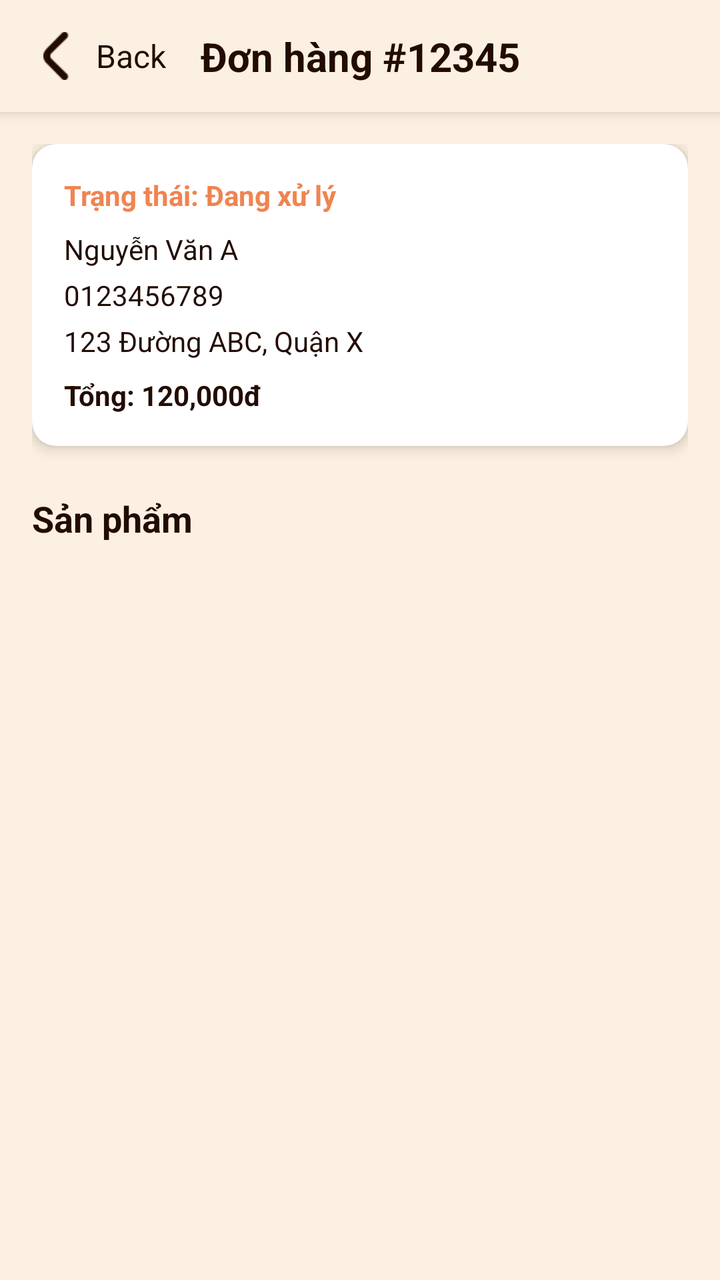
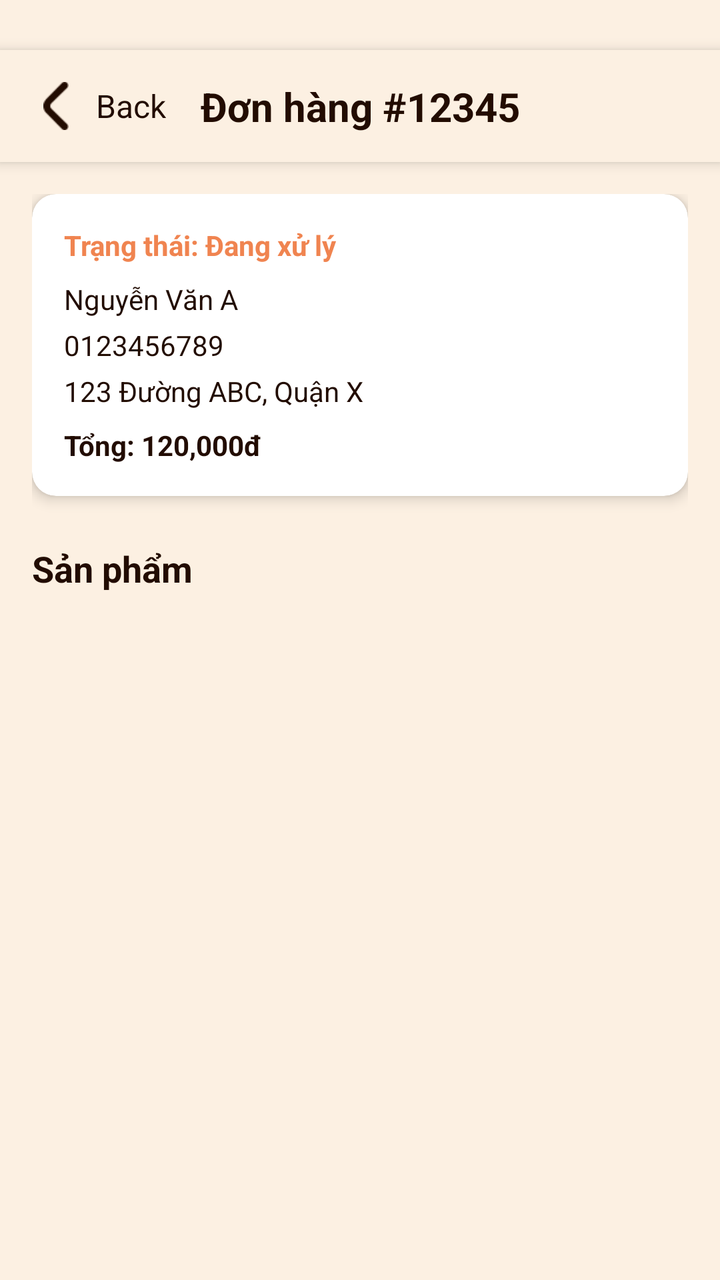

Compare the two renders of this Android layout. The source of the first and the diff that turns it into the second are given below.
<!-- AndroidManifest.xml: application theme Theme.Coffeeshop -->
<!-- res/layout/activity_order_detail.xml -->
<?xml version="1.0" encoding="utf-8"?>
<androidx.constraintlayout.widget.ConstraintLayout
    xmlns:android="http://schemas.android.com/apk/res/android"
    xmlns:app="http://schemas.android.com/apk/res-auto"
    xmlns:tools="http://schemas.android.com/tools"
    android:layout_width="match_parent"
    android:layout_height="match_parent"
    android:background="@color/lightCream"
    tools:context=".Activity.OrderDetailActivity">

    
    <androidx.constraintlayout.widget.ConstraintLayout
        android:id="@+id/toolbar"
        android:layout_width="match_parent"
        android:layout_height="56dp"
        android:background="@color/lightCream"
        android:elevation="4dp"
        app:layout_constraintTop_toTopOf="parent">

        <LinearLayout
            android:id="@+id/btnBack"
            android:layout_width="wrap_content"
            android:layout_height="match_parent"
            android:gravity="center_vertical"
            android:orientation="horizontal"
            android:paddingStart="16dp"
            tools:ignore="MissingConstraints">

            <ImageView
                android:layout_width="24dp"
                android:layout_height="24dp"
                app:srcCompat="@drawable/back" />

            <TextView
                android:layout_width="wrap_content"
                android:layout_height="wrap_content"
                android:layout_marginStart="8dp"
                android:text="Back"
                android:textColor="@color/darkBrown"
                android:textSize="16sp"
                />
        </LinearLayout>

        <TextView
            android:id="@+id/txtOrderId"
            android:layout_width="wrap_content"
            android:layout_height="wrap_content"
            android:text="Đơn hàng #12345"
            android:textColor="@color/darkBrown"
            android:textSize="20sp"
            android:textStyle="bold"
            app:layout_constraintBottom_toBottomOf="parent"
            app:layout_constraintEnd_toEndOf="parent"
            app:layout_constraintStart_toStartOf="parent"
            app:layout_constraintTop_toTopOf="parent" />
    </androidx.constraintlayout.widget.ConstraintLayout>

    
    <ScrollView
        android:layout_width="match_parent"
        android:layout_height="0dp"
        app:layout_constraintTop_toBottomOf="@id/toolbar"
        app:layout_constraintBottom_toBottomOf="parent">

        <LinearLayout
            android:layout_width="match_parent"
            android:layout_height="wrap_content"
            android:orientation="vertical"
            android:padding="16dp">

            
            <androidx.cardview.widget.CardView
                android:layout_width="match_parent"
                android:layout_height="wrap_content"
                android:layout_marginBottom="16dp"
                app:cardCornerRadius="12dp"
                app:cardElevation="4dp"
                app:cardBackgroundColor="@color/white">

                <LinearLayout
                    android:layout_width="match_parent"
                    android:layout_height="wrap_content"
                    android:orientation="vertical"
                    android:padding="16dp">

                    <TextView
                        android:id="@+id/txtStatus"
                        android:layout_width="wrap_content"
                        android:layout_height="wrap_content"
                        android:text="Trạng thái: Đang xử lý"
                        android:textColor="@color/orange"
                        android:textStyle="bold"/>

                    <TextView
                        android:id="@+id/txtCustomerName"
                        android:layout_width="wrap_content"
                        android:layout_height="wrap_content"
                        android:layout_marginTop="8dp"
                        android:text="Nguyễn Văn A"
                        android:textColor="@color/darkBrown"/>

                    <TextView
                        android:id="@+id/txtCustomerPhone"
                        android:layout_width="wrap_content"
                        android:layout_height="wrap_content"
                        android:layout_marginTop="4dp"
                        android:text="0123456789"
                        android:textColor="@color/darkBrown"/>

                    <TextView
                        android:id="@+id/txtCustomerAddress"
                        android:layout_width="wrap_content"
                        android:layout_height="wrap_content"
                        android:layout_marginTop="4dp"
                        android:text="123 Đường ABC, Quận X"
                        android:textColor="@color/darkBrown"/>

                    <TextView
                        android:id="@+id/txtTotal"
                        android:layout_width="wrap_content"
                        android:layout_height="wrap_content"
                        android:layout_marginTop="8dp"
                        android:text="Tổng: 120,000đ"
                        android:textColor="@color/darkBrown"
                        android:textStyle="bold"/>
                </LinearLayout>
            </androidx.cardview.widget.CardView>

            
            <TextView
                android:layout_width="match_parent"
                android:layout_height="wrap_content"
                android:layout_marginTop="8dp"
                android:text="Sản phẩm"
                android:textColor="@color/darkBrown"
                android:textSize="18sp"
                android:textStyle="bold"/>

            <androidx.recyclerview.widget.RecyclerView
                android:id="@+id/recyclerItems"
                android:layout_width="match_parent"
                android:layout_height="wrap_content"
                android:nestedScrollingEnabled="false"
                android:clipToPadding="false"
                android:paddingTop="8dp"
                android:paddingBottom="8dp"/>
        </LinearLayout>
    </ScrollView>
</androidx.constraintlayout.widget.ConstraintLayout>
<!-- resources referenced by this layout -->
<resources>
  <color name="darkBrown">#220C01</color>
  <color name="lightCream">#FCF0E2</color>
  <color name="orange">#F08450</color>
  <color name="white">#FFFFFFFF</color>
  <!-- drawable back: png bitmap (drawable-hdpi, 279 bytes) -->
  <style name="Theme.Coffeeshop" parent="Base.Theme.Coffeeshop" />
  <style name="Base.Theme.Coffeeshop" parent="Theme.Material3.DayNight.NoActionBar">
          
          
      </style>
</resources>

<!-- the commit's change to res/layout/activity_order_detail.xml (unified diff, before → after) -->
@@ -15,6 +15,7 @@
         android:layout_height="56dp"
         android:background="@color/lightCream"
         android:elevation="4dp"
+        android:layout_marginTop="25dp"
         app:layout_constraintTop_toTopOf="parent">
 
         <LinearLayout
